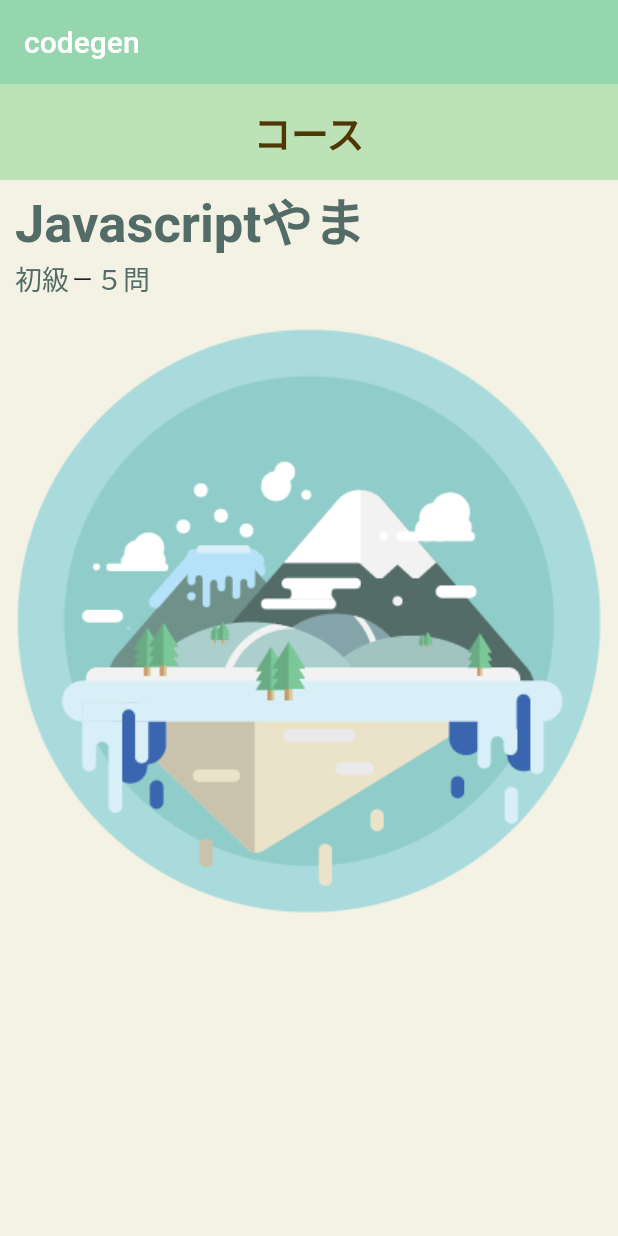
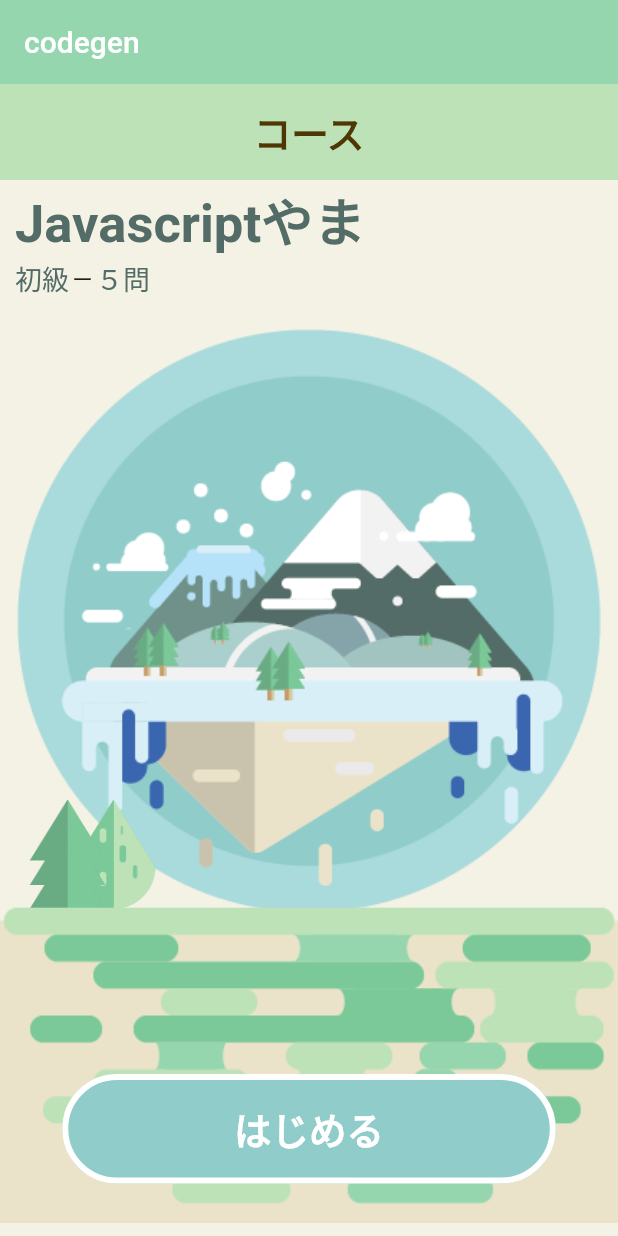
Before and after one commit to FukuyamaHoshi/Debug_app, a Flutter app: the screen it shows after launch, on a phone screen of 412 x 824 dp. Run offline on Flutter 3.47's test engine with Material 2 defaults, Android fonts, the phone set to English and light mode, and no system bars; our stand-ins replace from_css_color, google_fonts.

Commit message:
conmplete couse page UI

```diff
--- a/lib/couse_page.dart
+++ b/lib/couse_page.dart
@@ -86,8 +86,9 @@ class CoursePage extends StatelessWidget {
           ),
         ),
 
-          // 山と強調画像
-          Stack(children: [
+        // 山と強調, 地面画像
+        Expanded(
+          child: Stack(children: [
             // 強調画像
             SizedBox(
                 width: 430,
@@ -104,7 +105,70 @@ class CoursePage extends StatelessWidget {
                   'images/javascript_mountain.png',
                   fit: BoxFit.contain,
                 )),
-          ])
-        ]));
+            // 木画像
+            Align(
+              alignment: const Alignment(-0.81, 0.25),
+              child: SizedBox(
+                  width: 90,
+                  height: 90,
+                  child: Image.asset(
+                    'images/tree_first.png',
+                    fit: BoxFit.contain,
+                  )),
+            ),
+            // 木画像
+            Align(
+              alignment: const Alignment(-1, 0.25),
+              child: SizedBox(
+                  width: 90,
+                  height: 90,
+                  child: Image.asset(
+                    'images/tree_second.png',
+                    fit: BoxFit.contain,
+                  )),
+            ),
+            // 地面画像
+            Align(
+              alignment: Alignment.bottomCenter,
+              child: SizedBox(
+                  width: 430,
+                  height: 430,
+                  child: Image.asset(
+                    'images/zimen.png',
+                    fit: BoxFit.contain,
+                  )),
+            ),
+          ]),
+        ),
+      ]),
+
+      // ボタン
+      floatingActionButtonLocation: FloatingActionButtonLocation.centerDocked,
+      floatingActionButton: Padding(
+        padding: const EdgeInsets.only(bottom: 35),
+        child: SizedBox(
+          height: 73,
+          width: 329,
+          child: OutlinedButton(
+            style: OutlinedButton.styleFrom(
+              side: const BorderSide(color: Colors.white, width: 4),
+              backgroundColor: fromCssColor('#90CCC9'),
+              shape: RoundedRectangleBorder(
+                borderRadius: BorderRadius.circular(50),
+              ),
+            ),
+            child: Text(
+              'はじめる',
+              style: GoogleFonts.zenMaruGothic(
+                  textStyle: TextStyle(
+                      fontSize: 25,
+                      fontWeight: FontWeight.bold,
+                      color: fromCssColor('#ffffff'))),
+            ),
+            onPressed: () {},
+          ),
+        ),
+      ),
+    );
   }
 }
```
Also changed, not shown: images/tree_first.png (added), images/tree_second.png (added), images/zimen.png (added). Lines whose indentation alone changed are shown as unchanged.
